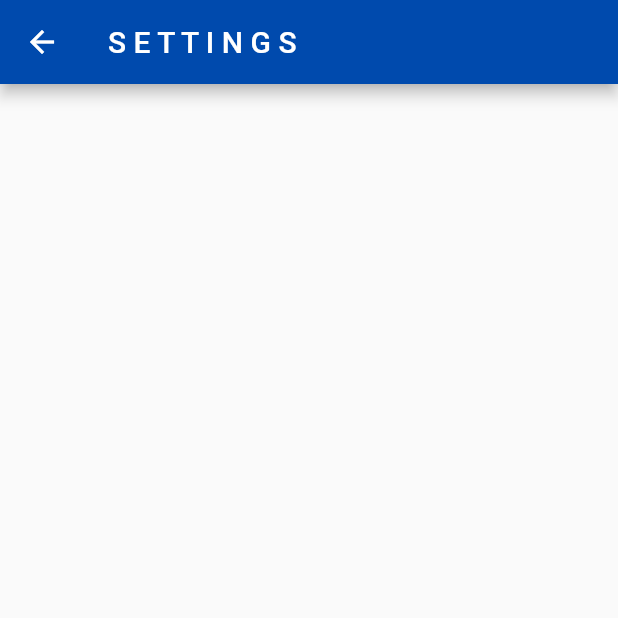
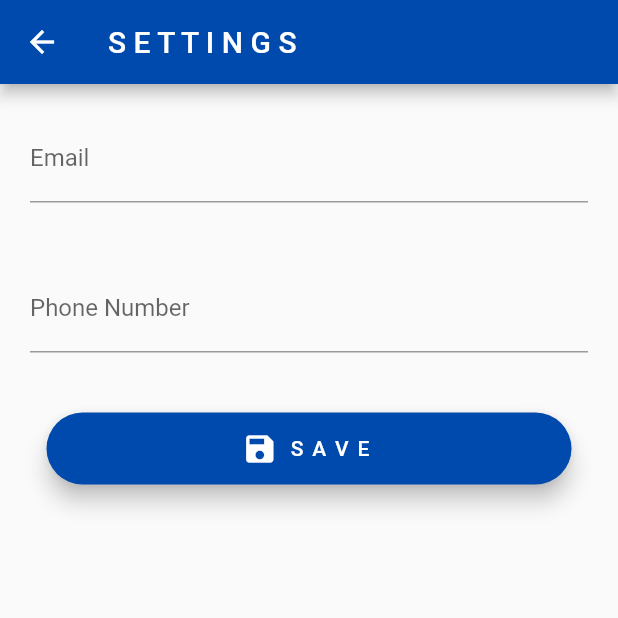
Before and after one commit to farissirraj/LaundroMATE, a Flutter app: the Settings screen opened by its route, on a phone screen of 412 x 824 dp, the top half of it. Run offline on Flutter 3.47's test engine with Material 2 defaults, Android fonts, the phone set to English and light mode, and no system bars.

Commit message:
settings page updated

```diff
--- /dev/null
+++ b/laundromate/lib/settings.dart
@@ -0,0 +1,48 @@
+// ignore_for_file: prefer_const_constructors
+
+import 'package:flutter/material.dart';
+
+class Settings extends StatelessWidget {
+  const Settings({Key? key}) : super(key: key);
+
+  @override
+  Widget build(BuildContext context) {
+    return Scaffold(
+      appBar: AppBar(
+        title: const Text('S E T T I N G S'),
+        backgroundColor: const Color.fromRGBO(0, 74, 173, 2),
+      ),
+      body: Column(
+        children: [
+          Padding(
+              padding: EdgeInsets.all(20.0),
+              child: TextField(
+                decoration: InputDecoration(
+                  hintText: "NUS Email ID",
+                  labelText: "Email",
+                ),
+              )),
+          Padding(padding: EdgeInsets.all(0.5)),
+          Padding(
+              padding: EdgeInsets.all(20.0),
+              child: TextField(
+                decoration: InputDecoration(
+                  hintText: "Phone Number",
+                  labelText: "Phone Number",
+                ),
+              )),
+          Padding(padding: EdgeInsets.all(10)),
+          SizedBox(
+            width: 350.0,
+            child: FloatingActionButton.extended(
+              onPressed: () {},
+              label: Text('S A V E'),
+              icon: Icon(Icons.save),
+              backgroundColor: Color.fromRGBO(0, 74, 173, 2),
+            ),
+          )
+        ],
+      ),
+    );
+  }
+}
```
Also changed, not shown: laundromate/lib/main.dart (+19 -17 lines).
